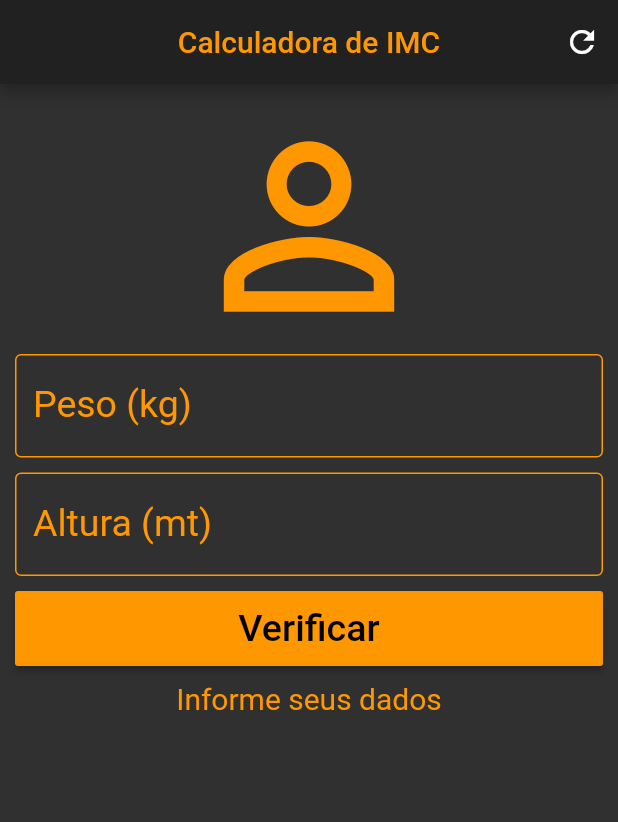
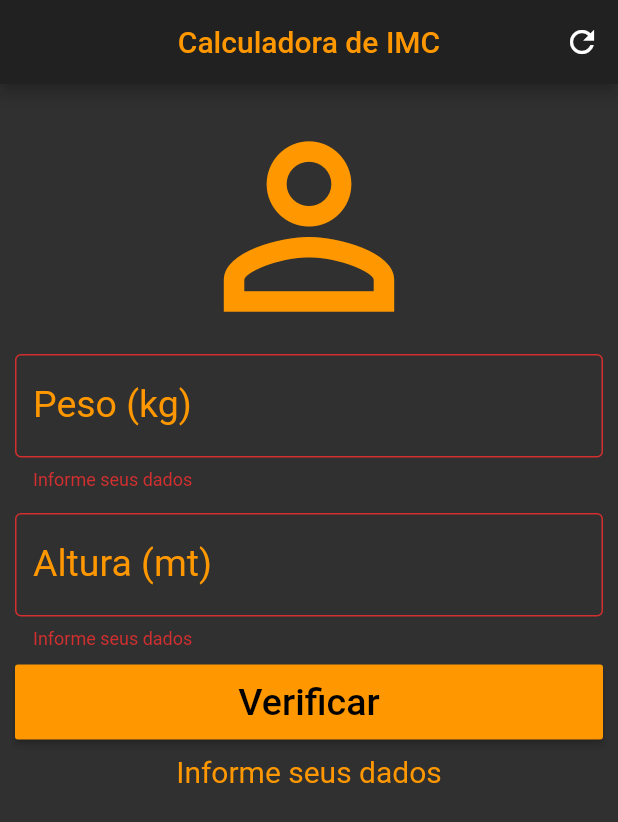
Before and after one commit to Williamkyorazo/caluladoraimc, a Flutter app: the screen it shows after launch, after a tap on "Verificar", on a phone screen of 412 x 824 dp. Shown: the top 822 px of the screen. Run offline on Flutter 3.47's test engine with Material 2 defaults, Android fonts, the phone set to English and light mode, and no system bars.

Commit message:
App pronto

```diff
--- a/lib/main.dart
+++ b/lib/main.dart
@@ -4,10 +4,9 @@ void main() {
   runApp(MaterialApp(
     debugShowCheckedModeBanner: false,
     theme: ThemeData.dark().copyWith(
-      inputDecorationTheme: InputDecorationTheme(enabledBorder: OutlineInputBorder(
-        borderSide: BorderSide(color: Colors.orange)
-      ))
-    ),
+        inputDecorationTheme: InputDecorationTheme(
+            enabledBorder: OutlineInputBorder(
+                borderSide: BorderSide(color: Colors.orange)))),
     home: CalculadoraIMC(),
   ));
 }
@@ -18,30 +17,75 @@ class CalculadoraIMC extends StatefulWidget {
 }
 
 class _CalculadoraIMCState extends State<CalculadoraIMC> {
+  TextEditingController weightOController = TextEditingController();
+  TextEditingController heightController = TextEditingController();
+  GlobalKey<FormState> formKey = GlobalKey<FormState>();
+
+  String infoTexto = "Informe seus dados";
+
+  void calculate() {
+    double weight = double.parse(weightOController.text);
+    double height = double.parse(heightController.text) / 100;
+    double imc = weight / (height * height);
+    setState(() {
+      if (imc < 17) {
+        infoTexto = "muito abaixo do peso (${imc.toStringAsPrecision(4)})";
+      } else if (imc >= 17 && imc <= 18.49) {
+        infoTexto = "Abaixo do peso (${imc.toStringAsPrecision(4)})";
+      } else if (imc >= 18.5 && imc <= 24.99) {
+        infoTexto = "Peso ideal ou normal (${imc.toStringAsPrecision(4)})";
+      } else if (imc >= 25 && imc <= 29.99) {
+        infoTexto = "Acima do peso (${imc.toStringAsPrecision(4)})";
+      } else if (imc >= 30 && imc <= 34.99) {
+        infoTexto = "Obesida I (${imc.toStringAsPrecision(4)})";
+      } else if (imc >= 35 && imc <= 39.99) {
+        infoTexto = "obesidade II (severa) (${imc.toStringAsPrecision(4)})";
+      } else if (imc > 40) {
+        infoTexto = "Obesidade III (mórbida) (${imc.toStringAsPrecision(4)})";
+      }
+    });
+  }
+
+  void clear() {
+    setState(() {
+      weightOController.text = "";
+      heightController.text = "";
+      infoTexto = "Informe seus dados";
+      formKey = GlobalKey<FormState>();
+    });
+  }
+
   @override
   Widget build(BuildContext context) {
     return Scaffold(
       appBar: AppBar(
-        title: Text("Calculadora de IMC", style: TextStyle(color: Colors.orange),),
+        title: Text(
+          "Calculadora de IMC",
+          style: TextStyle(color: Colors.orange),
+        ),
         centerTitle: true,
         actions: <Widget>[
           IconButton(
             icon: Icon(Icons.refresh),
-            onPressed: () {},
+            onPressed: () {
+              clear();
+            },
           )
         ],
       ),
       body: SingleChildScrollView(
         padding: EdgeInsets.all(10.0),
+        child: Form(
+          key: formKey,
           child: Column(
             crossAxisAlignment: CrossAxisAlignment.stretch,
             children: <Widget>[
               Icon(Icons.person_outline, size: 170.0, color: Colors.orange),
-            buildTextFiel("Peso (kg)"),
+              buildTextFiel("Peso (kg)", weightOController),
               SizedBox(
-              height: 10.0,
+                height: 15.0,
               ),
-            buildTextFiel("Altura (mt)"),
+              buildTextFiel("Altura (mt)", heightController),
               SizedBox(
                 height: 10.0,
               ),
@@ -49,29 +93,34 @@ class _CalculadoraIMCState extends State<CalculadoraIMC> {
                 height: 50.0,
                 child: RaisedButton(
                   color: Colors.orange,
-                child: Text("Verificar", style: TextStyle(
-                  color: Colors.black, fontSize: 25.0
-                )),
-                onPressed: (){},
+                  child: Text("Verificar",
+                      style: TextStyle(color: Colors.black, fontSize: 25.0)),
+                  onPressed: () {
+                    if (formKey.currentState.validate()) {
+                      calculate();
+                    }
+                  },
                 ),
               ),
               SizedBox(
                 height: 10.0,
               ),
-            Text("Informe seus dados", style: TextStyle(
-              color: Colors.orange, fontSize: 20.0
+              Text(
+                infoTexto,
+                style: TextStyle(color: Colors.orange, fontSize: 20.0),
+                textAlign: TextAlign.center,
+              )
+            ],
           ),
-            textAlign: TextAlign.center,)
-
-          ],
         ),
       ),
     );
   }
 }
 
-Widget buildTextFiel(String label){
-  return TextField(
+Widget buildTextFiel(String label, TextEditingController c) {
+  return TextFormField(
+    controller: c,
     decoration: InputDecoration(
       labelText: label,
       labelStyle: TextStyle(color: Colors.orange, fontSize: 25.0),
@@ -79,5 +128,10 @@ Widget buildTextFiel(String label){
     ),
     style: TextStyle(color: Colors.orange, fontSize: 25.0),
     keyboardType: TextInputType.number,
+    validator: (value) {
+      if (value.isEmpty) {
+        return "Informe seus dados";
+      }
+    },
   );
 }
```
Lines whose indentation alone changed are shown as unchanged.
